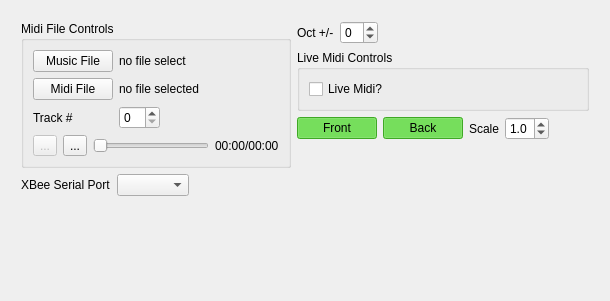
Qt form command_station/src/mainwidget.ui (PeterMitrano/glowsuit) before a commit.
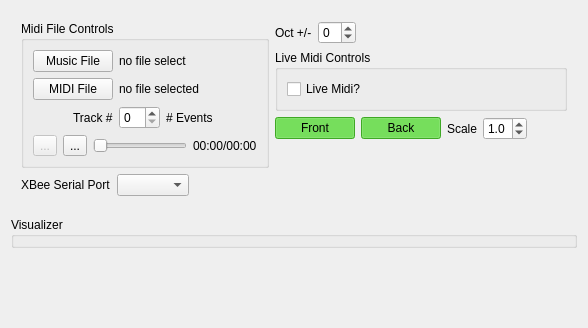
The same form after that commit. Icons and pictures are not drawn.

Commit message: add all the icons and fixed the event processing in LiveMidiWorker

Patch:
```diff
--- a/command_station/src/mainwidget.ui
+++ b/command_station/src/mainwidget.ui
@@ -6,10 +6,16 @@
    <rect>
     <x>0</x>
     <y>0</y>
-    <width>610</width>
-    <height>301</height>
+    <width>588</width>
+    <height>328</height>
    </rect>
   </property>
+  <property name="sizePolicy">
+   <sizepolicy hsizetype="MinimumExpanding" vsizetype="MinimumExpanding">
+    <horstretch>0</horstretch>
+    <verstretch>0</verstretch>
+   </sizepolicy>
+  </property>
   <property name="windowTitle">
    <string>Glowsuit Command Station</string>
   </property>
@@ -46,6 +52,9 @@
            <layout class="QVBoxLayout" name="verticalLayout_2">
             <item>
              <layout class="QFormLayout" name="formLayout_2">
+              <property name="labelAlignment">
+               <set>Qt::AlignRight|Qt::AlignTrailing|Qt::AlignVCenter</set>
+              </property>
               <item row="1" column="0">
                <widget class="QPushButton" name="select_music_file_button">
                 <property name="text">
@@ -63,7 +72,7 @@
               <item row="2" column="0">
                <widget class="QPushButton" name="select_midi_file_button">
                 <property name="text">
-                 <string>Midi File</string>
+                 <string>MIDI File</string>
                 </property>
                </widget>
               </item>
@@ -74,13 +83,6 @@
                 </property>
                </widget>
               </item>
-              <item row="3" column="0">
-               <widget class="QLabel" name="label">
-                <property name="text">
-                 <string>Track #</string>
-                </property>
-               </widget>
-              </item>
               <item row="3" column="1">
                <layout class="QHBoxLayout" name="horizontalLayout_5">
                 <item>
@@ -91,6 +93,19 @@
                     <verstretch>0</verstretch>
                    </sizepolicy>
                   </property>
+                  <property name="toolTip">
+                   <string>Change which track in the MIDI file will play. You probably want the track which the most events. Some DAWs produce extra tracks with a few meta-events.</string>
+                  </property>
+                 </widget>
+                </item>
+                <item>
+                 <widget class="QLabel" name="event_count_label">
+                  <property name="toolTip">
+                   <string>The number of MIDI events (on &amp; off events) in the selected MIDI file</string>
+                  </property>
+                  <property name="text">
+                   <string># Events</string>
+                  </property>
                  </widget>
                 </item>
                 <item>
@@ -108,6 +123,16 @@
                 </item>
                </layout>
               </item>
+              <item row="3" column="0">
+               <widget class="QLabel" name="track_label">
+                <property name="text">
+                 <string>Track #</string>
+                </property>
+                <property name="alignment">
+                 <set>Qt::AlignLeading|Qt::AlignLeft|Qt::AlignVCenter</set>
+                </property>
+               </widget>
+              </item>
              </layout>
             </item>
             <item>
@@ -161,6 +186,9 @@
          </item>
          <item>
           <layout class="QFormLayout" name="formLayout_3">
+           <property name="fieldGrowthPolicy">
+            <enum>QFormLayout::FieldsStayAtSizeHint</enum>
+           </property>
            <item row="0" column="0">
             <widget class="QLabel" name="xbee_port_label">
              <property name="text">
@@ -208,7 +236,7 @@
            <property name="sizeHint" stdset="0">
             <size>
              <width>20</width>
-             <height>40</height>
+             <height>5</height>
             </size>
            </property>
           </spacer>
@@ -462,7 +490,7 @@
            <property name="sizeHint" stdset="0">
             <size>
              <width>20</width>
-             <height>40</height>
+             <height>0</height>
             </size>
            </property>
           </spacer>
@@ -471,8 +499,42 @@
        </item>
       </layout>
      </item>
+     <item>
+      <widget class="QGroupBox" name="visualizer_group">
+       <property name="toolTip">
+        <string>suits will be draw here if a suit.json file was loaded correctly.</string>
+       </property>
+       <property name="title">
+        <string>Visualizer</string>
+       </property>
+       <layout class="QHBoxLayout" name="horizontalLayout_7">
+        <property name="topMargin">
+         <number>0</number>
+        </property>
+        <property name="bottomMargin">
+         <number>0</number>
+        </property>
+       </layout>
+      </widget>
+     </item>
     </layout>
    </item>
+   <item>
+    <spacer name="verticalSpacer_3">
+     <property name="orientation">
+      <enum>Qt::Vertical</enum>
+     </property>
+     <property name="sizeType">
+      <enum>QSizePolicy::MinimumExpanding</enum>
+     </property>
+     <property name="sizeHint" stdset="0">
+      <size>
+       <width>20</width>
+       <height>0</height>
+      </size>
+     </property>
+    </spacer>
+   </item>
   </layout>
  </widget>
  <resources>
```
Left out of the diff: 14 changed lines with no effect on the pictures. The commit also changes 204 other files.
